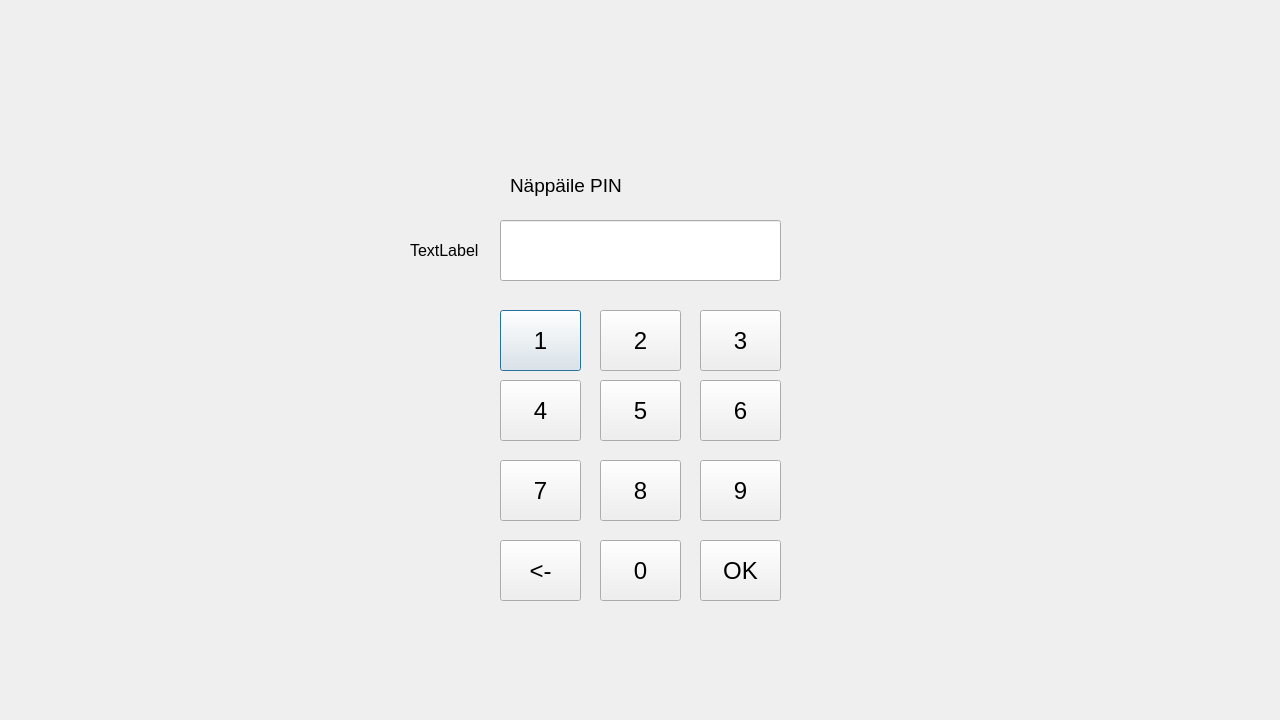
This is bank-automat/login.ui in alavuvi/atm-simulator-project as Qt 5 draws it before an edit. The edited form follows.
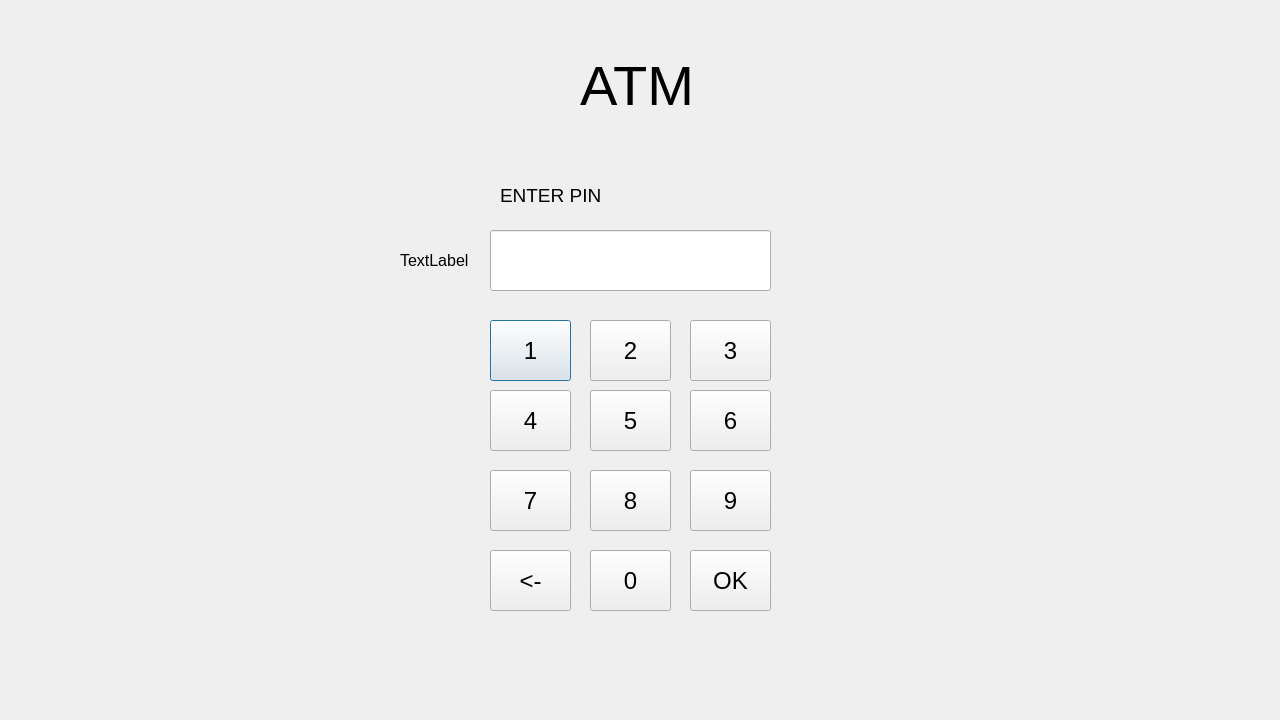
This is the edited form.

```diff
--- a/bank-automat/login.ui
+++ b/bank-automat/login.ui
@@ -16,8 +16,8 @@
   <widget class="QLineEdit" name="pinOutput">
    <property name="geometry">
     <rect>
-     <x>500</x>
-     <y>220</y>
+     <x>490</x>
+     <y>230</y>
      <width>281</width>
      <height>61</height>
     </rect>
@@ -34,8 +34,8 @@
   <widget class="QPushButton" name="button01">
    <property name="geometry">
     <rect>
-     <x>500</x>
-     <y>310</y>
+     <x>490</x>
+     <y>320</y>
      <width>81</width>
      <height>61</height>
     </rect>
@@ -52,8 +52,8 @@
   <widget class="QPushButton" name="button02">
    <property name="geometry">
     <rect>
-     <x>600</x>
-     <y>310</y>
+     <x>590</x>
+     <y>320</y>
      <width>81</width>
      <height>61</height>
     </rect>
@@ -70,8 +70,8 @@
   <widget class="QPushButton" name="button03">
    <property name="geometry">
     <rect>
-     <x>700</x>
-     <y>310</y>
+     <x>690</x>
+     <y>320</y>
      <width>81</width>
      <height>61</height>
     </rect>
@@ -88,8 +88,8 @@
   <widget class="QPushButton" name="button04">
    <property name="geometry">
     <rect>
-     <x>500</x>
-     <y>380</y>
+     <x>490</x>
+     <y>390</y>
      <width>81</width>
      <height>61</height>
     </rect>
@@ -106,8 +106,8 @@
   <widget class="QPushButton" name="button05">
    <property name="geometry">
     <rect>
-     <x>600</x>
-     <y>380</y>
+     <x>590</x>
+     <y>390</y>
      <width>81</width>
      <height>61</height>
     </rect>
@@ -124,8 +124,8 @@
   <widget class="QPushButton" name="button06">
    <property name="geometry">
     <rect>
-     <x>700</x>
-     <y>380</y>
+     <x>690</x>
+     <y>390</y>
      <width>81</width>
      <height>61</height>
     </rect>
@@ -142,8 +142,8 @@
   <widget class="QPushButton" name="button07">
    <property name="geometry">
     <rect>
-     <x>500</x>
-     <y>460</y>
+     <x>490</x>
+     <y>470</y>
      <width>81</width>
      <height>61</height>
     </rect>
@@ -160,8 +160,8 @@
   <widget class="QPushButton" name="button08">
    <property name="geometry">
     <rect>
-     <x>600</x>
-     <y>460</y>
+     <x>590</x>
+     <y>470</y>
      <width>81</width>
      <height>61</height>
     </rect>
@@ -178,8 +178,8 @@
   <widget class="QPushButton" name="button09">
    <property name="geometry">
     <rect>
-     <x>700</x>
-     <y>460</y>
+     <x>690</x>
+     <y>470</y>
      <width>81</width>
      <height>61</height>
     </rect>
@@ -196,8 +196,8 @@
   <widget class="QPushButton" name="buttonBack">
    <property name="geometry">
     <rect>
-     <x>500</x>
-     <y>540</y>
+     <x>490</x>
+     <y>550</y>
      <width>81</width>
      <height>61</height>
     </rect>
@@ -214,8 +214,8 @@
   <widget class="QPushButton" name="button00">
    <property name="geometry">
     <rect>
-     <x>600</x>
-     <y>540</y>
+     <x>590</x>
+     <y>550</y>
      <width>81</width>
      <height>61</height>
     </rect>
@@ -232,8 +232,8 @@
   <widget class="QPushButton" name="buttonOk">
    <property name="geometry">
     <rect>
-     <x>700</x>
-     <y>540</y>
+     <x>690</x>
+     <y>550</y>
      <width>81</width>
      <height>61</height>
     </rect>
@@ -250,8 +250,8 @@
   <widget class="QLabel" name="labelCardId">
    <property name="geometry">
     <rect>
-     <x>410</x>
-     <y>240</y>
+     <x>400</x>
+     <y>250</y>
      <width>81</width>
      <height>21</height>
     </rect>
@@ -268,8 +268,8 @@
   <widget class="QLabel" name="labelInfo">
    <property name="geometry">
     <rect>
-     <x>500</x>
-     <y>620</y>
+     <x>490</x>
+     <y>630</y>
      <width>281</width>
      <height>20</height>
     </rect>
@@ -281,8 +281,8 @@
   <widget class="QLabel" name="label">
    <property name="geometry">
     <rect>
-     <x>510</x>
-     <y>170</y>
+     <x>500</x>
+     <y>180</y>
      <width>261</width>
      <height>31</height>
     </rect>
@@ -293,7 +293,25 @@
     </font>
    </property>
    <property name="text">
-    <string>Näppäile PIN</string>
+    <string>ENTER PIN</string>
+   </property>
+  </widget>
+  <widget class="QLabel" name="labelLogo">
+   <property name="geometry">
+    <rect>
+     <x>580</x>
+     <y>30</y>
+     <width>141</width>
+     <height>111</height>
+    </rect>
+   </property>
+   <property name="font">
+    <font>
+     <pointsize>42</pointsize>
+    </font>
+   </property>
+   <property name="text">
+    <string>ATM</string>
    </property>
   </widget>
  </widget>
```
